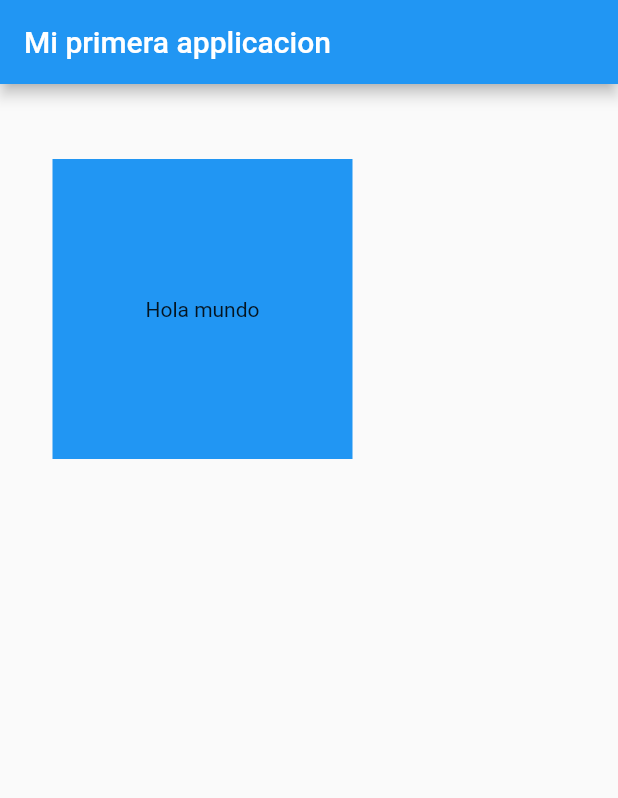
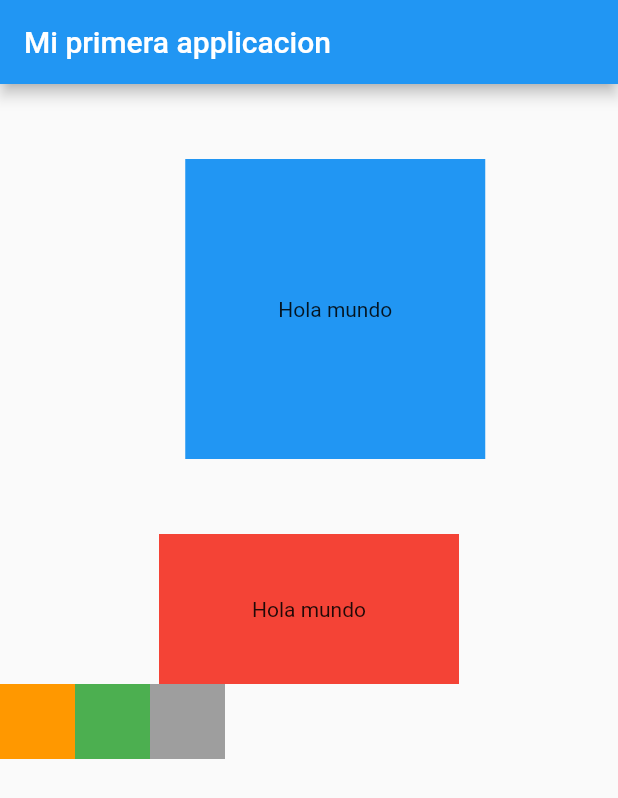
Before and after one commit to cristianfchq/studyJamCato, a Flutter app: the screen it shows after launch, on a phone screen of 412 x 824 dp. Shown: the top 798 px of the screen. Run offline on Flutter 3.47's test engine with Material 2 defaults, Android fonts, the phone set to English and light mode, and no system bars.

Commit message:
cuarto commit

```diff
--- a/lib/main.dart
+++ b/lib/main.dart
@@ -26,7 +26,9 @@ class MyApp extends StatelessWidget {
             "Mi primera applicacion",
           ),
         ),
-        body: Container(
+        body:Column(
+          children: <Widget>[
+            Container(
               width: 200.0,
               height: 200.0,
               color: Colors.blue,
@@ -37,6 +39,41 @@ class MyApp extends StatelessWidget {
                 child: Text("Hola mundo"),
               ),
             ),
+            Container(
+              width: 200.0,
+              height: 100.0,
+              color: Colors.red,
+              //magen
+              margin: EdgeInsets.only(top: 50.0),
+              //margin: EdgeInsets.all(20.0),
+              child: Center(
+                child: Text("Hola mundo"),
+              ),
+            ),
+            Row(
+              children: <Widget>[
+                Container(
+                  width: 50.0,
+                  height: 50.0,
+                  color: Colors.orange,
+                ),
+                Container(
+                  width: 50.0,
+                  height: 50.0,
+                  color: Colors.green,
+                ),
+                Container(
+                  width: 50.0,
+                  height: 50.0,
+                  color: Colors.grey,
+                ),
+              ],
+            ),
+          ],
+        ),
+
+
+
         //Row(
         //  mainAxisAlignment: MainAxisAlignment.spaceAround,
         //  children: <Widget>[
```
Lines whose indentation alone changed are shown as unchanged.
